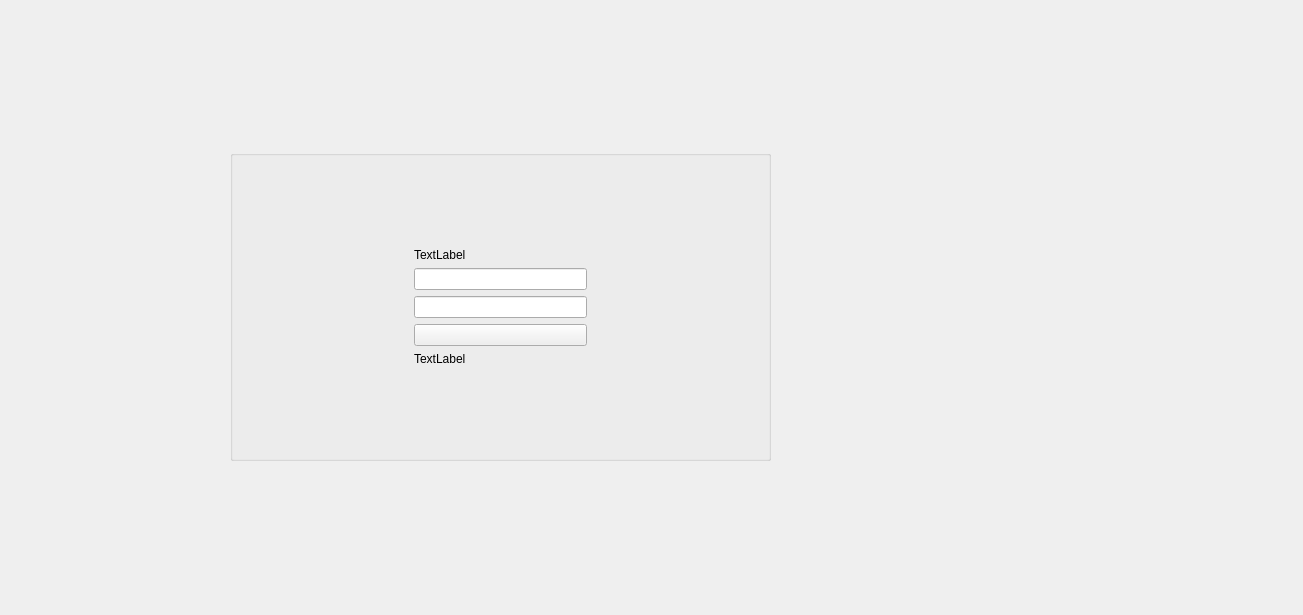
Old version of the form Login/mainwindow.ui in the repository dihnhuunam/Qt-Projects.
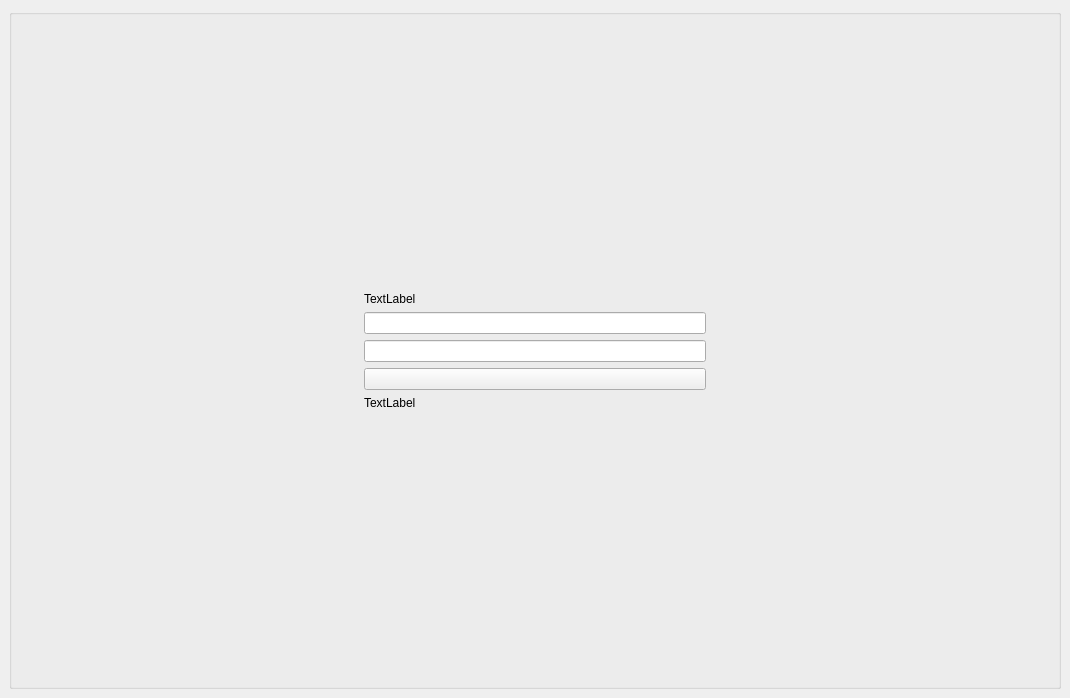
New version of the form.

Commit message: [ADD]: Login Form Layout by Qt Design

Diff of the .ui file:
```diff
--- a/Login/mainwindow.ui
+++ b/Login/mainwindow.ui
@@ -6,23 +6,17 @@
    <rect>
     <x>0</x>
     <y>0</y>
-    <width>1303</width>
-    <height>615</height>
+    <width>1070</width>
+    <height>698</height>
    </rect>
   </property>
   <property name="windowTitle">
    <string>MainWindow</string>
   </property>
   <widget class="QWidget" name="centralwidget">
-   <widget class="QGroupBox" name="groupBox">
-    <property name="geometry">
-     <rect>
-      <x>230</x>
-      <y>150</y>
-      <width>541</width>
-      <height>311</height>
-     </rect>
-    </property>
+   <layout class="QVBoxLayout" name="verticalLayout_2">
+    <item>
+     <widget class="QGroupBox" name="container">
     <property name="title">
      <string/>
     </property>
@@ -112,6 +106,8 @@
      </item>
     </layout>
    </widget>
+    </item>
+   </layout>
   </widget>
  </widget>
  <resources/>
```
Left out of the diff: 10 changed lines with no effect on the pictures. Lines whose indentation alone changed are shown as unchanged. The commit also changes 21 other files.
